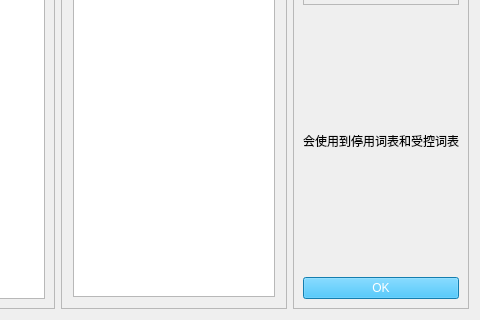
Qt form SciTools/uipopup/uipy/extract_feature.ui (xihuyu20000/learn-python) before a commit; both pictures show x 178 to 658 and y 277 to 597 of the 658 by 597 pixel window.
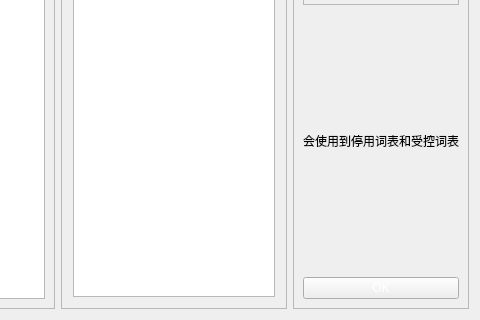
The same form after that commit.

The edit to the form file:
```diff
--- a/SciTools/uipopup/uipy/extract_feature.ui
+++ b/SciTools/uipopup/uipy/extract_feature.ui
@@ -126,7 +126,9 @@
       <item>
        <widget class="QPushButton" name="pushButton">
         <property name="styleSheet">
-         <string notr="true">color: rgb(255, 255, 255); background-color: rgb(28, 177, 245);</string>
+                                    <string notr="true">color: rgb(255, 255, 255); background-color: rgb(28, 177,
+                                        245);
+                                    </string>
         </property>
         <property name="text">
          <string>OK</string>
```
Lines whose indentation alone changed are shown as unchanged.
